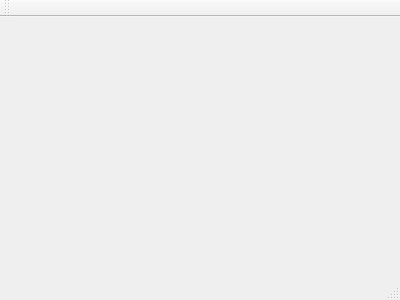
Old version of the form app/DiaThesis/mainwindow.ui in the repository JVoigt1234/18pme22.
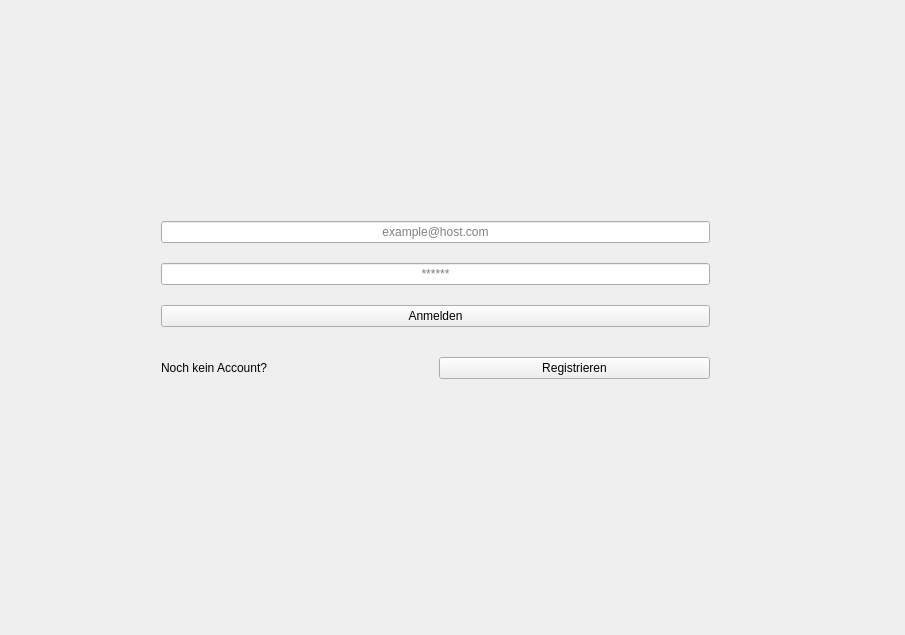
New version of the form.

Commit message: First login Page

The edit to the form file:
```diff
--- a/app/DiaThesis/mainwindow.ui
+++ b/app/DiaThesis/mainwindow.ui
@@ -1,24 +1,91 @@
 <ui version="4.0">
  <class>MainWindow</class>
- <widget class="QMainWindow" name="MainWindow" >
-  <property name="geometry" >
+ <widget class="QMainWindow" name="MainWindow">
+  <property name="geometry">
    <rect>
     <x>0</x>
     <y>0</y>
-    <width>400</width>
-    <height>300</height>
+    <width>905</width>
+    <height>635</height>
    </rect>
   </property>
   <property name="windowTitle" >
    <string>MainWindow</string>
   </property>
-  <widget class="QMenuBar" name="menuBar" />
-  <widget class="QToolBar" name="mainToolBar" />
-  <widget class="QWidget" name="centralWidget" />
-  <widget class="QStatusBar" name="statusBar" />
+  <widget class="QWidget" name="centralWidget">
+   <widget class="QWidget" name="gridLayoutWidget_2">
+    <property name="geometry">
+     <rect>
+      <x>150</x>
+      <y>210</y>
+      <width>571</width>
+      <height>181</height>
+     </rect>
+    </property>
+    <layout class="QGridLayout" name="gridLayout_2">
+     <property name="verticalSpacing">
+      <number>30</number>
+     </property>
+     <item row="1" column="0">
+      <layout class="QHBoxLayout" name="horizontalLayout">
+       <property name="sizeConstraint">
+        <enum>QLayout::SetNoConstraint</enum>
+       </property>
+       <item>
+        <widget class="QLabel" name="registrierung_lb">
+         <property name="text">
+          <string>Noch kein Account?</string>
+         </property>
+        </widget>
+       </item>
+       <item>
+        <widget class="QPushButton" name="registrieren_btn">
+         <property name="text">
+          <string>Registrieren</string>
+         </property>
+        </widget>
+       </item>
+      </layout>
+     </item>
+     <item row="0" column="0">
+      <layout class="QGridLayout" name="gridLayout">
+       <property name="verticalSpacing">
+        <number>20</number>
+       </property>
+       <item row="2" column="0">
+        <widget class="QPushButton" name="anmelden_btn">
+         <property name="text">
+          <string>Anmelden</string>
+         </property>
+        </widget>
+       </item>
+       <item row="1" column="0">
+        <widget class="QLineEdit" name="passwort_le">
+         <property name="alignment">
+          <set>Qt::AlignCenter</set>
+         </property>
+         <property name="placeholderText">
+          <string>******</string>
+         </property>
+        </widget>
+       </item>
+       <item row="0" column="0">
+        <widget class="QLineEdit" name="mail_le">
+         <property name="alignment">
+          <set>Qt::AlignCenter</set>
+         </property>
+         <property name="placeholderText">
+          <string>example@host.com</string>
+         </property>
+        </widget>
+       </item>
+      </layout>
+     </item>
+    </layout>
+   </widget>
+  </widget>
  </widget>
- <layoutDefault spacing="6" margin="11" />
- <pixmapfunction></pixmapfunction>
+ <layoutdefault spacing="6" margin="11"/>
  <resources/>
  <connections/>
 </ui>
```
Left out of the diff: 3 changed lines with no effect on the pictures.
